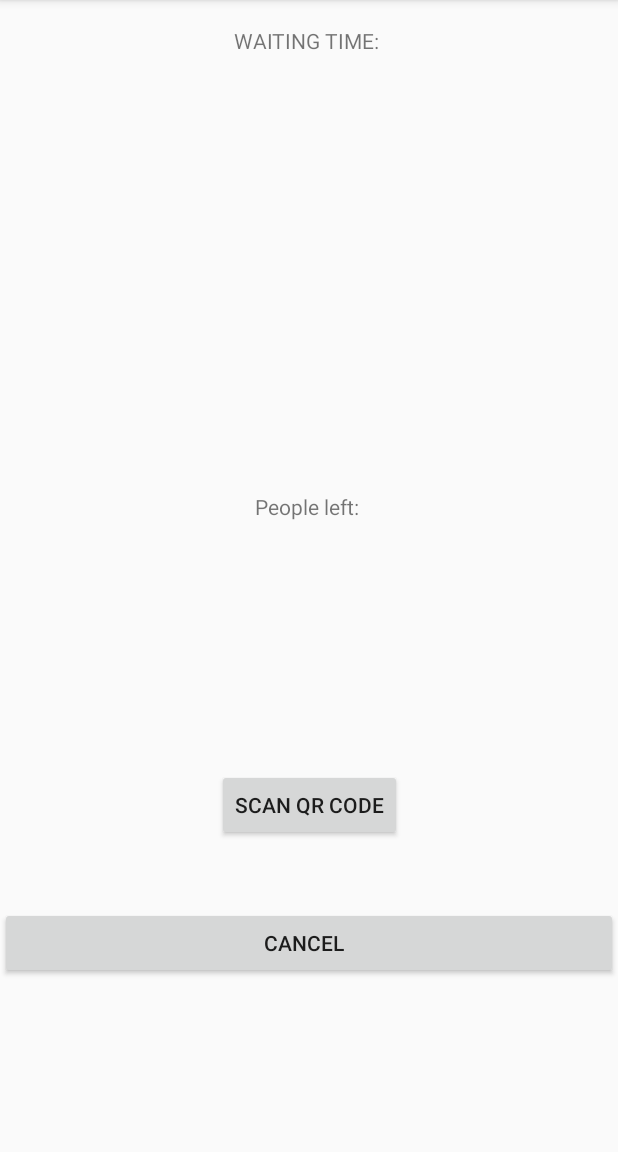
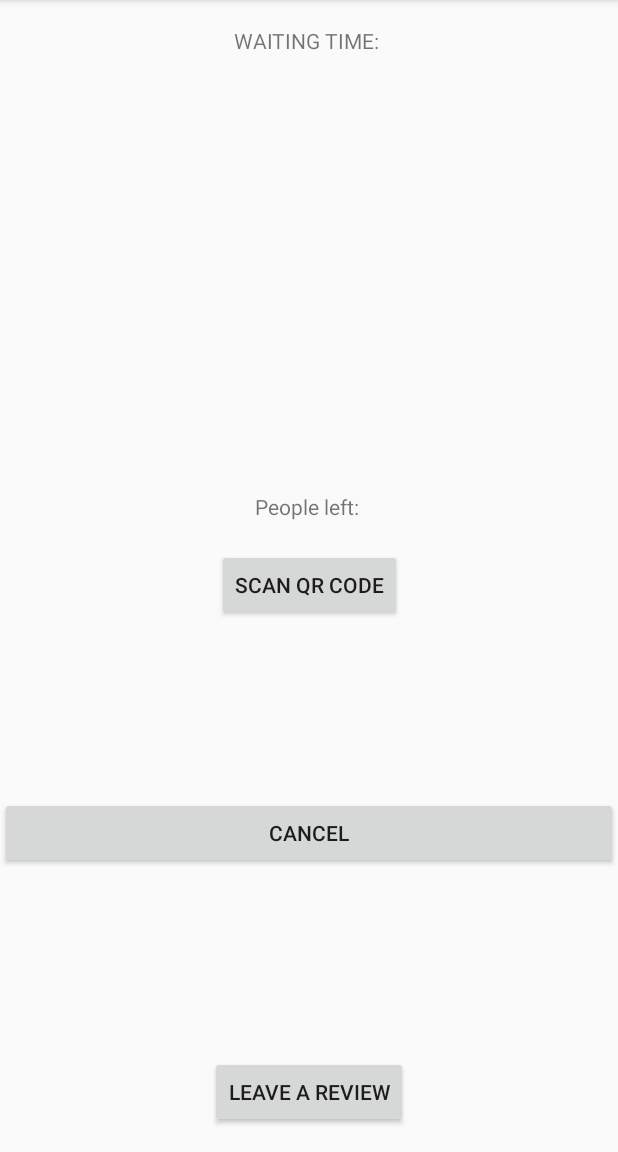
Before and after one commit to IreneZhou0129/waitingroom, an Android app: the screen it shows after launch (MainActivity), on a phone screen of 412 x 824 dp, the part 84-1236 px from its top. Run offline under Robolectric (Android 15) with nearby library versions, the phone set to English and light mode, and no system bars.

Commit message:
add review

```diff
--- a/app/src/main/res/layout/activity_main.xml
+++ b/app/src/main/res/layout/activity_main.xml
@@ -24,11 +24,11 @@
         android:id="@+id/textView"
         android:layout_width="0dp"
         android:layout_height="0dp"
-        android:layout_marginBottom="220dp"
+        android:layout_marginBottom="411dp"
         android:layout_marginTop="17dp"
         android:text="WAITING TIME: "
         android:textAlignment="center"
-        app:layout_constraintBottom_toTopOf="@+id/scan_button"
+        app:layout_constraintBottom_toTopOf="@+id/reviewPageButton"
         app:layout_constraintEnd_toEndOf="parent"
         app:layout_constraintStart_toStartOf="parent"
         app:layout_constraintTop_toTopOf="parent" />
@@ -49,9 +49,20 @@
         android:layout_width="0dp"
         android:layout_height="wrap_content"
         android:layout_marginBottom="115dp"
-        android:text="cancel  "
+        android:text="cancel"
         app:layout_constraintBottom_toBottomOf="parent"
         app:layout_constraintEnd_toEndOf="parent"
         app:layout_constraintStart_toStartOf="parent"
         app:layout_constraintTop_toBottomOf="@+id/scan_button" />
+
+    <Button
+        android:id="@+id/reviewPageButton"
+        android:layout_width="wrap_content"
+        android:layout_height="wrap_content"
+        android:layout_marginBottom="16dp"
+        android:text="Leave a Review"
+        app:layout_constraintBottom_toBottomOf="parent"
+        app:layout_constraintEnd_toEndOf="parent"
+        app:layout_constraintStart_toStartOf="parent"
+        app:layout_constraintTop_toBottomOf="@+id/textView" />
 </android.support.constraint.ConstraintLayout>
```
